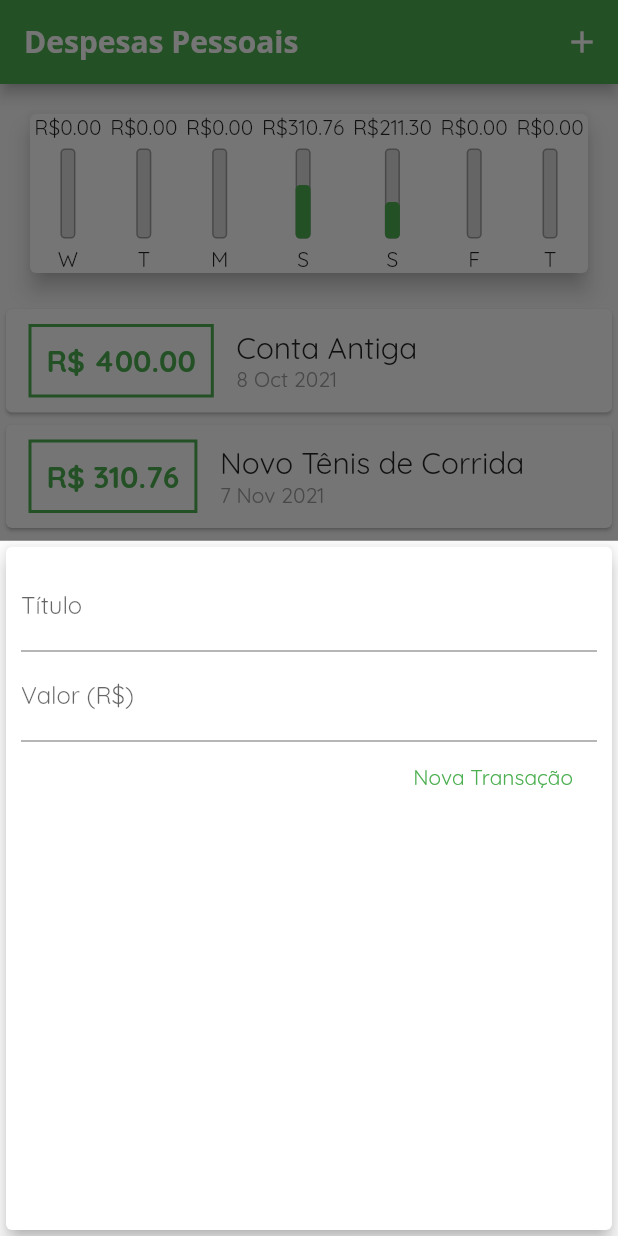
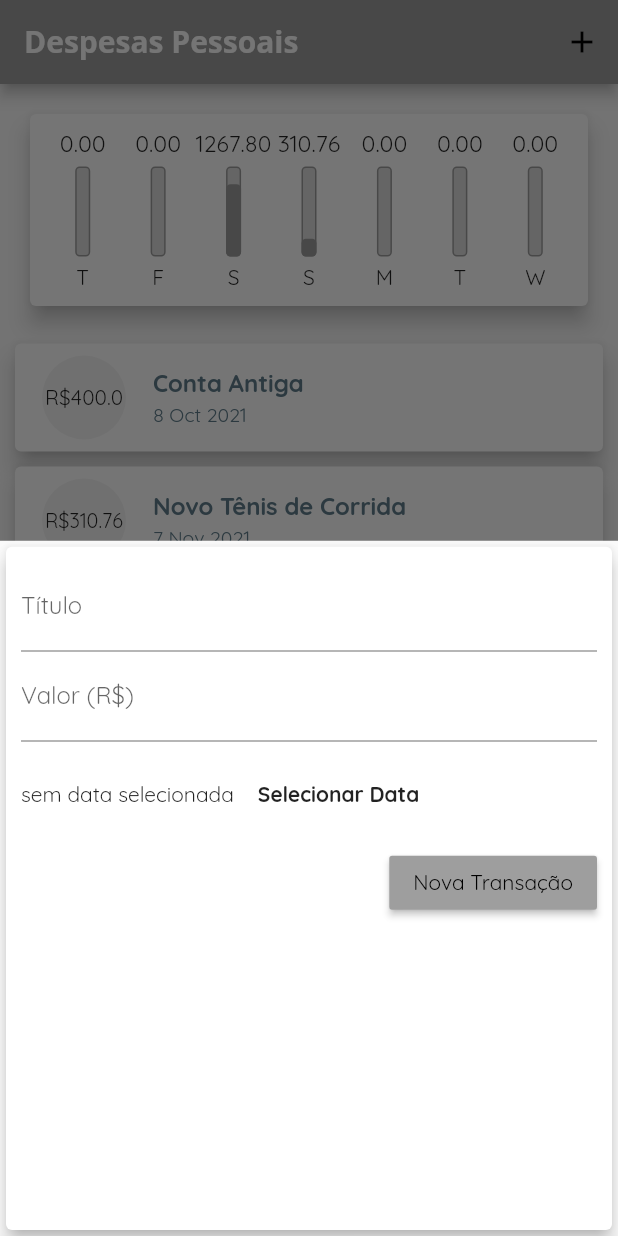
Before and after one commit to 4z1mut3/appDespesasPessoais, a Flutter app: the screen it shows after launch, after a tap on the "add" icon, on a phone screen of 412 x 824 dp. Run offline on Flutter 3.47's test engine with Material 2 defaults, Android fonts, the phone set to English and light mode, and no system bars.

Commit message:
Ajustes de componentes e chart

```diff
--- a/lib/components/chart.dart
+++ b/lib/components/chart.dart
@@ -30,7 +30,7 @@ class Chart extends StatelessWidget {
         'day': DateFormat.E().format(weekDay)[0],
         'value': totalSum,
       };
-    });
+    }).reversed.toList();
   }
 
   double get _weekTotalValue{
@@ -45,15 +45,21 @@ class Chart extends StatelessWidget {
     return Card(
       elevation: 6,
       margin: EdgeInsets.all(20),
+      child: Padding(
+        padding: const EdgeInsets.all(10),
         child: Row(
           mainAxisAlignment: MainAxisAlignment.spaceAround,
           children: groupedTransactions.map((tr) {
-          return ChartBar(
+            return Flexible(
+              fit: FlexFit.tight,
+              child: ChartBar(
                 label: tr['day'].toString(),
                 value: (tr['value'] as double),
                 percentage: (tr['value'] as double)/_weekTotalValue,
+              ),
             );
           }).toList(),
+        ),
       ),
     );
   }
--- a/lib/components/chart_bar.dart
+++ b/lib/components/chart_bar.dart
@@ -15,12 +15,17 @@ class ChartBar extends StatelessWidget {
   Widget build(BuildContext context) {
     return Column(
       children: <Widget>[
-        Text('R\$${value?.toStringAsFixed(2)}'),
+        Container(
+          height: 20,
+          child: FittedBox(
+            child: Text('${value?.toStringAsFixed(2)}'),
+          ),
+        ),
         SizedBox(height: 5),
         Container(
           height: 60,
           width: 10,
-          child:Stack(
+          child: Stack(
             alignment: Alignment.bottomCenter,
             children: <Widget>[
               Container(
@@ -31,16 +36,14 @@ class ChartBar extends StatelessWidget {
                       width: 1.0,
                     ),
                     color: Color.fromRGBO(220, 220, 220, 1),
-                  borderRadius: BorderRadius.circular(3)
-                ),
+                    borderRadius: BorderRadius.circular(3)),
               ),
               FractionallySizedBox(
                 heightFactor: percentage,
                 child: Container(
                   decoration: BoxDecoration(
                       color: Theme.of(context).primaryColor,
-                    borderRadius: BorderRadius.circular(3)
-                  ),
+                      borderRadius: BorderRadius.circular(3)),
                 ),
               )
             ],
--- a/lib/components/transaction_form.dart
+++ b/lib/components/transaction_form.dart
@@ -1,3 +1,5 @@
+// ignore_for_file: deprecated_member_use
+
 import 'package:flutter/material.dart';
 
 class TransactionForm extends StatefulWidget {
@@ -11,7 +13,6 @@ class TransactionForm extends StatefulWidget {
 
 class _TransactionFormState extends State<TransactionForm> {
   final titleController = TextEditingController();
-
   final valueController = TextEditingController();
 
   _onSubmitForm() {
@@ -46,12 +47,30 @@ class _TransactionFormState extends State<TransactionForm> {
               onSubmitted: (_) => _onSubmitForm(),
               decoration: InputDecoration(labelText: 'Valor (R\$)'),
             ),
+            Container(
+              height: 70,
+              child: Row(
+                children: <Widget>[
+                  Text('sem data selecionada'),
+                  FlatButton(
+                    child: Text(
+                      'Selecionar Data',
+                      style: TextStyle(
+                        fontWeight: FontWeight.bold
+                      ) ,
+                    ),
+                    onPressed: (){},
+                  ),
+                ],
+              ),
+            ),
             Row(
               mainAxisAlignment: MainAxisAlignment.end,
               children: [
-                FlatButton(
+                RaisedButton(
                   child: Text('Nova Transação'),
-                  textColor: Theme.of(context).primaryColor,
+                  textColor: Colors.black,
+                  color: Theme.of(context).primaryColor,
                   onPressed: _onSubmitForm,
                 ),
               ],
--- a/lib/components/transaction_list.dart
+++ b/lib/components/transaction_list.dart
@@ -10,7 +10,7 @@ class TransactionList extends StatelessWidget {
   @override
   Widget build(BuildContext context) {
     return Container(
-      height: 800,
+      height: 450,
       child: transactions.isEmpty ? Column(
         children: <Widget>[
           SizedBox(
@@ -37,46 +37,36 @@ class TransactionList extends StatelessWidget {
         itemBuilder: (ctx, index) {
           final tr = transactions[index];
           return Card(
-            child: Row(
-              children: <Widget>[
-                Container(
+            elevation: 6,
             margin: EdgeInsets.symmetric(
-                    horizontal: 15,
-                    vertical: 10,
+              vertical:5,
+              horizontal: 10,
             ),
-                  decoration: BoxDecoration(
-                    border: Border.all(
-                      color: Theme.of(context).primaryColor,
-                      width: 2,
-                    ),
-                  ),
-                  padding: EdgeInsets.all(10),
-                  child: Text(
-                    'R\$ ${tr.value.toStringAsFixed(2)}',
-                    style: TextStyle(
-                      fontWeight: FontWeight.bold,
-                      fontSize: 20,
-                      color: Theme.of(context).primaryColor,
+            child: ListTile(
+              leading: CircleAvatar(
+                radius: 30,
+                child: Padding(
+                  padding: const EdgeInsets.all(4),
+                  child: FittedBox(
+                    child: Text('R\$${tr.value}'),
                   ),
                 ),
               ),
-                Column(
-                  crossAxisAlignment: CrossAxisAlignment.start,
-                  children: <Widget>[
-                    Text(
+              title: Text(
                 tr.title,
-                      style: Theme.of(context).textTheme.headline6
+                style: TextStyle(
+                  color: Colors.blueGrey,
+                  fontWeight: FontWeight.bold,
                 ),
-                    Text(
+              ),
+              subtitle: Text(
                 DateFormat('d MMM y').format(tr.date),
                 style: TextStyle(
-                        color: Colors.grey,
-
+                  color: Colors.blueGrey,
+                  fontWeight: FontWeight.w400,
+                  fontSize: 13
                 ),
               ),
-                  ],
-                ),
-              ],
             ),
           );
         },
--- a/lib/main.dart
+++ b/lib/main.dart
@@ -15,7 +15,7 @@ class ExpansesApp extends StatelessWidget {
     return MaterialApp(
       home: MyHomePage(),
       theme: ThemeData(
-        primarySwatch: Colors.green,
+        primarySwatch: Colors.grey,
         accentColor: Colors.black,
         fontFamily: 'Quicksand',
         appBarTheme: AppBarTheme(
@@ -25,8 +25,14 @@ class ExpansesApp extends StatelessWidget {
                   fontSize: 20,
                   fontWeight: FontWeight.bold,
                 ),
+                button: TextStyle(
+                  fontWeight:FontWeight.bold,
+                  color: Colors.black
+                )
               ),
+
         ),
+
       ),
     );
   }
@@ -52,6 +58,31 @@ class _MyHomePageState extends State<MyHomePage> {
       date: DateTime.now().subtract(Duration(days: 3)),
     ),
     Transaction(
+      id: 't2',
+      title: 'Conta de Luz',
+      value: 211.30,
+      date: DateTime.now().subtract(Duration(days: 4)),
+    ),Transaction(
+      id: 't2',
+      title: 'Conta de Luz',
+      value: 211.30,
+      date: DateTime.now().subtract(Duration(days: 4)),
+    ),Transaction(
+      id: 't2',
+      title: 'Conta de Luz',
+      value: 211.30,
+      date: DateTime.now().subtract(Duration(days: 4)),
+    ),Transaction(
+      id: 't2',
+      title: 'Conta de Luz',
+      value: 211.30,
+      date: DateTime.now().subtract(Duration(days: 4)),
+    ),Transaction(
+      id: 't2',
+      title: 'Conta de Luz',
+      value: 211.30,
+      date: DateTime.now().subtract(Duration(days: 4)),
+    ),Transaction(
       id: 't2',
       title: 'Conta de Luz',
       value: 211.30,
@@ -112,6 +143,7 @@ class _MyHomePageState extends State<MyHomePage> {
         child: Icon(Icons.add),
         onPressed: () => _openTransactionFormModal(context),
         backgroundColor: Theme.of(context).primaryColor,
+
       ),
       floatingActionButtonLocation: FloatingActionButtonLocation.centerFloat,
     );
```
Lines whose indentation alone changed are shown as unchanged.
